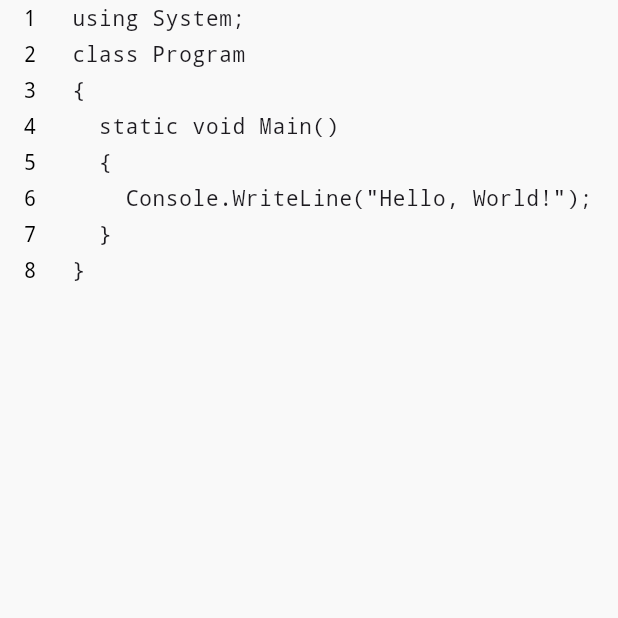
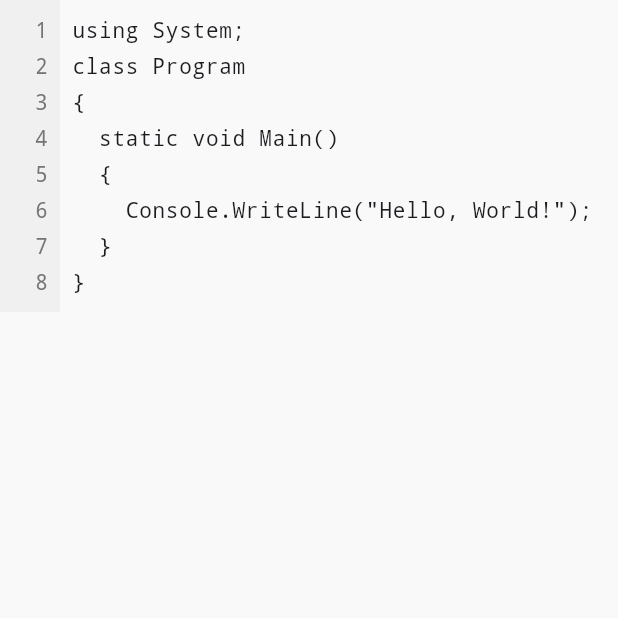
Before and after one commit to UlyanaMak/Code-app, a Flutter app: the CodeEditorScreen screen opened directly, on a phone screen of 412 x 824 dp, the top half of it. Run offline on Flutter 3.47's test engine with Material 3 defaults, Android fonts, the phone set to English and light mode, and no system bars.

Commit message:
Красивый экран с кодом (без подсветки)

```diff
--- a/lib/screens/code_editor_screen.dart
+++ b/lib/screens/code_editor_screen.dart
@@ -21,70 +21,91 @@ class Program
 
   final double _fontSize = 14;
   final double _lineHeight = 24;
+  final ScrollController _verticalScrollController = ScrollController();
 
   @override
   Widget build(BuildContext context) {
-    final lines = _codeController.text.split('\n');
 
     return Scaffold(
       backgroundColor: Color(0xFFF9F9F9),
-      body: SingleChildScrollView(
-        //вертикальный скроллинг для нумерации строк и кода
+      body: Scrollbar(
+        controller: _verticalScrollController,
+        child: SingleChildScrollView(
+          controller: _verticalScrollController,
+          scrollDirection: Axis.vertical,
           child: Row(
             crossAxisAlignment: CrossAxisAlignment.start,
             children: [
-            //нумерация строк
-            Container(
-              width: 40,
-              color: Color(0xFFF9F9F9),
-              child: Column(
-                children: List.generate(
-                  lines.length,
-                  (index) => Container(
-                    height: 24,
-                    alignment: Alignment.center,
-                    child: Text(
-                      '${index + 1}',
-                      style: TextStyle(
-                        color: const Color(0xFF000000),
-                        fontFamily: 'Courier New',
-                        fontSize: _fontSize, // размер шрифта
-                        height: _lineHeight/_fontSize, // высота строки
-                      ),
-                    ),
-                  ),
-                ),
-              ),
-            ),
+              _buildNumbers(),
 
-            //область кода с горизонтальным скроллом
               Expanded(
                 child: SingleChildScrollView(
                   scrollDirection: Axis.horizontal,
                   child: Container(
-                  width: 800, // фиксированная ширина для скролла
-                  color: Color(0xFFF9F9F9),
+                    width: 800,
                     padding: const EdgeInsets.only(left: 8),
-                  child: TextField(
-                    controller: _codeController,
-                    maxLines: null,
-                    style: TextStyle(
-                      fontFamily: 'Courier New',
-                      fontSize: _fontSize, // размер шрифта
-                      height: _lineHeight/_fontSize, // высота строки
-                    ),
-                    decoration: const InputDecoration(
-                      border: InputBorder.none,
-                      contentPadding: EdgeInsets.zero,  //это убрало ненужные отступы у строк кода и они соответствуют нумерации
-                    ),
-                    onChanged: (text) => setState(() {}),
-                  ),
+                    child: _buildCodeEditor(),
                   ),
                 ),
               ),
             ],
           ),
         ),
+      ),
     );
   }
+
+  Widget _buildNumbers() {
+    final lines = _codeController.text.split('\n');
+
+    return Container(
+      width: 40,
+      color: const Color(0xFFF0F0F0),
+      padding: const EdgeInsets.symmetric(vertical: 8),
+      child: Column(
+        children: List.generate(
+          lines.length,
+          (index) => Container(
+            //высота по умолчанию
+            alignment: Alignment.centerRight,
+            padding: const EdgeInsets.only(right: 8),
+            child: Text(
+              '${index + 1}',
+              style: TextStyle(
+                color: Colors.grey[600],
+                fontFamily: 'Courier New',
+                fontSize: _fontSize,
+                height: _lineHeight / _fontSize,
+              ),
+            ),
+          ),
+        ),
+      ),
+    );
   }
+
+  Widget _buildCodeEditor() {
+    return TextField(
+      controller: _codeController,
+      maxLines: null,
+      style: TextStyle(
+        fontFamily: 'Courier New',
+        fontSize: _fontSize,
+        height: _lineHeight / _fontSize,
+      ),
+      decoration: const InputDecoration(
+        border: InputBorder.none,
+        isDense: true,
+        contentPadding: EdgeInsets.symmetric(vertical: 8),
+      ),
+      onChanged: (text) => setState(() {}),
+    );
+  }
+
+  @override
+  void dispose() {
+    _verticalScrollController.dispose();
+    _codeController.dispose();
+    super.dispose();
+  }
+}
--- a/pubspec.yaml
+++ b/pubspec.yaml
@@ -35,6 +35,7 @@ dependencies:
   # Use with the CupertinoIcons class for iOS style icons.
   cupertino_icons: ^1.0.8
   linked_scroll_controller: ^0.2.0
+  flutter_highlight: ^0.7.0
 
 dev_dependencies:
   flutter_test:
```
Also changed, not shown: pubspec.lock. Lines whose indentation alone changed are shown as unchanged.
